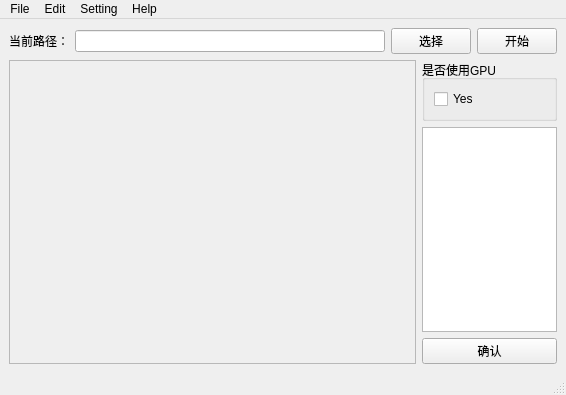
Above: ui/ma.ui from hkahfakh/photoAlbum before the change. Below: the same form after it.
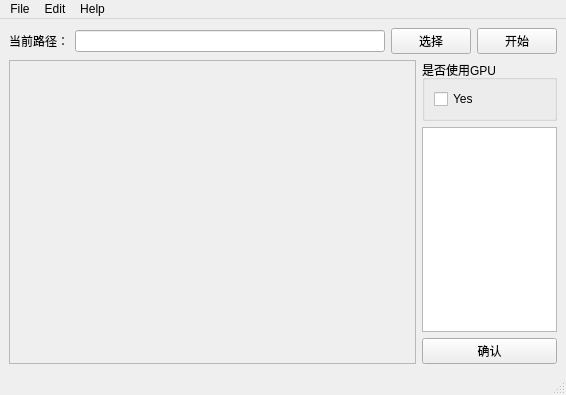
That is the form after the change. Icons and pictures are not drawn.

Commit message: 初步添加了setting和about两个dialog

```diff
--- a/ui/ma.ui
+++ b/ui/ma.ui
@@ -124,11 +124,6 @@
      <string>Edit</string>
     </property>
    </widget>
-   <widget class="QMenu" name="menuSetting">
-    <property name="title">
-     <string>Setting</string>
-    </property>
-   </widget>
    <widget class="QMenu" name="menuHelp">
     <property name="title">
      <string>Help</string>
@@ -136,7 +131,6 @@
    </widget>
    <addaction name="menuFile"/>
    <addaction name="menuEdit"/>
-   <addaction name="menuSetting"/>
    <addaction name="menuHelp"/>
   </widget>
   <widget class="QStatusBar" name="statusbar"/>
```
Left out of the diff: 16 changed lines with no effect on the pictures. The commit also changes 8 other files.
